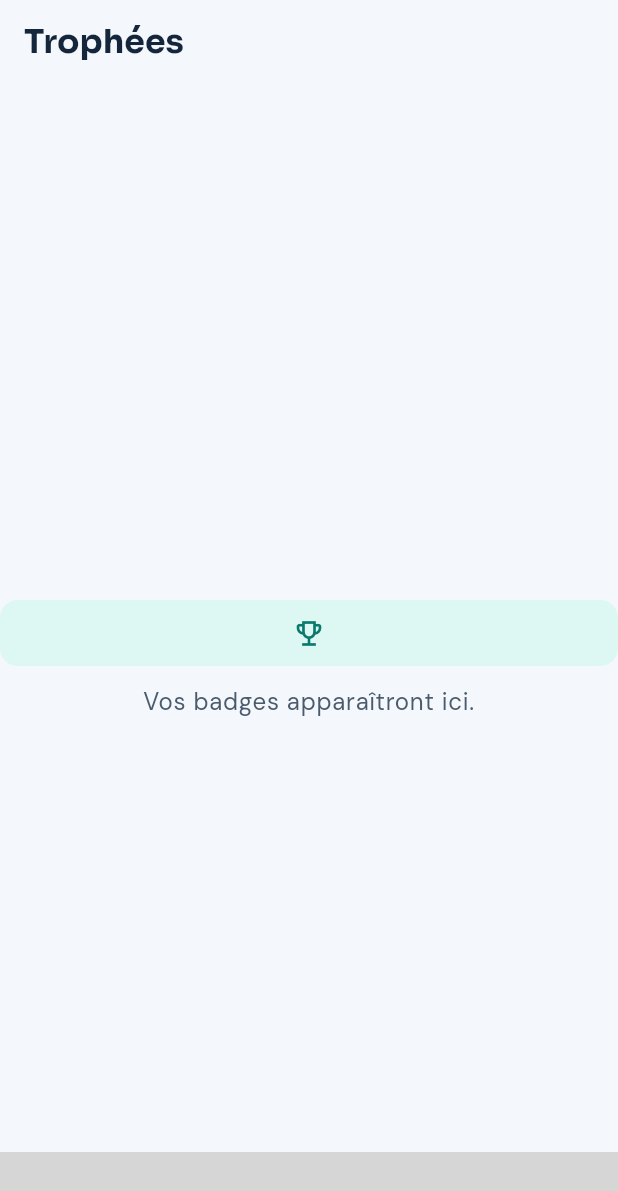
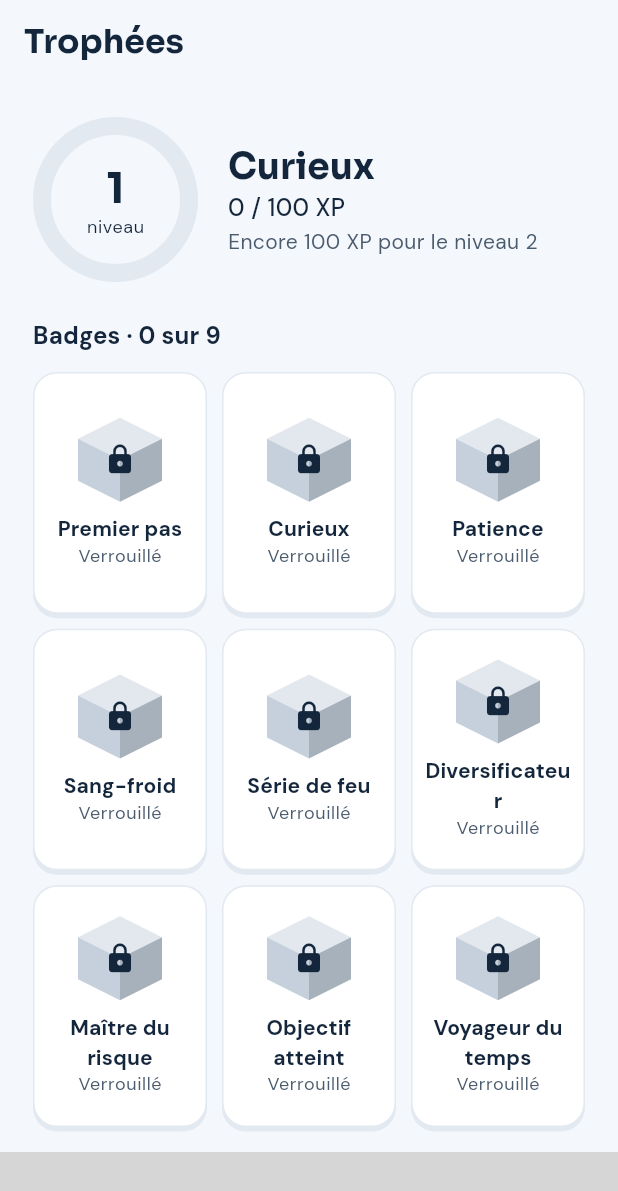
Before and after one commit to ZaYtI/investment_companion, a Flutter app: the TrophiesScreen screen opened by its route, on a phone screen of 412 x 824 dp. Shown: the top 1191 px of the screen. Run offline on Flutter 3.47's test engine with Material 3 defaults, Android fonts, the light colour scheme and no system bars; our stand-ins replace fl_chart, flutter_riverpod, go_router, native_glass_navbar, shared_preferences, sqflite; missing offline and left inert: a package; accounts and stored records are empty; statements that could not run were skipped; grey boxes are pictures that could not be loaded.

Commit message:
✨ Add trophies screen with level and nine badges

```diff
--- a/lib/ui/screens/trophies/trophies_screen.dart
+++ b/lib/ui/screens/trophies/trophies_screen.dart
@@ -1,20 +1,212 @@
 import 'package:flutter/material.dart';
+import 'package:flutter_riverpod/flutter_riverpod.dart';
 
-import '../../widgets/states/empty_view.dart';
+import '../../../providers/progress_provider.dart';
+import '../../../services/badges.dart';
+import '../../../services/day_keys.dart';
+import '../../../services/progression.dart';
+import '../../theme/app_colors.dart';
+import '../../widgets/cards/app_card.dart';
+import '../../widgets/decor/cube_icon.dart';
+import '../../widgets/progress/progress_ring.dart';
 
-class TrophiesScreen extends StatelessWidget {
+class TrophiesScreen extends ConsumerWidget {
   const TrophiesScreen({super.key});
 
   @override
+  Widget build(BuildContext context, WidgetRef ref) {
+    final textTheme = Theme.of(context).textTheme;
+    final progress = ref.watch(currentProgressProvider);
+    final badges = ref.watch(badgesProvider);
+    final earnedCount = badges.where((badge) => badge.isEarned).length;
+    final streak = progress.currentStreak(
+      today: todayKey(),
+      yesterday: yesterdayKey(),
+    );
+    return Scaffold(
+      appBar: AppBar(
+        title: const Text('Trophées'),
+        actions: [
+          if (streak > 0)
+            Padding(
+              padding: const EdgeInsets.only(right: 16),
+              child: Chip(
+                label: Text("$streak jour${streak > 1 ? 's' : ''} d'affilée"),
+                backgroundColor: AppColors.gold.withValues(alpha: 0.25),
+              ),
+            ),
+        ],
+      ),
+      body: ListView(
+        padding: EdgeInsets.fromLTRB(
+          22,
+          22,
+          22,
+          22 + MediaQuery.paddingOf(context).bottom,
+        ),
+        children: [
+          _LevelSummary(xp: progress.xp),
+          const SizedBox(height: 24),
+          Text(
+            'Badges · $earnedCount sur ${badges.length}',
+            style: textTheme.titleMedium?.copyWith(fontWeight: FontWeight.w700),
+          ),
+          const SizedBox(height: 12),
+          GridView.count(
+            crossAxisCount: 3,
+            shrinkWrap: true,
+            physics: const NeverScrollableScrollPhysics(),
+            mainAxisSpacing: 10,
+            crossAxisSpacing: 10,
+            childAspectRatio: 0.72,
+            children: [for (final badge in badges) _BadgeCard(badge: badge)],
+          ),
+        ],
+      ),
+    );
+  }
+}
+
+class _LevelSummary extends StatelessWidget {
+  final int xp;
+
+  const _LevelSummary({required this.xp});
+
+  static const fillDuration = Duration(milliseconds: 900);
+
+  @override
   Widget build(BuildContext context) {
-    return Scaffold(
-      appBar: AppBar(title: const Text('Trophées')),
-      body: const Center(
-        child: EmptyView(
-          message: 'Vos badges apparaîtront ici.',
-          icon: Icons.emoji_events_outlined,
+    final textTheme = Theme.of(context).textTheme;
+    final level = levelForXp(xp);
+    final nextLevel = nextLevelAfter(level);
+    return Row(
+      children: [
+        TweenAnimationBuilder<double>(
+          tween: Tween(end: progressInLevel(xp)),
+          duration: fillDuration,
+          curve: Curves.easeOutCubic,
+          builder: (context, value, _) => ProgressRing(
+            value: value,
+            color: AppColors.goldChart,
+            child: Column(
+              mainAxisSize: MainAxisSize.min,
+              children: [
+                Text('${level.number}', style: textTheme.headlineMedium),
+                Text('niveau', style: textTheme.bodySmall),
+              ],
+            ),
+          ),
+        ),
+        const SizedBox(width: 20),
+        Expanded(
+          child: Column(
+            crossAxisAlignment: CrossAxisAlignment.start,
+            children: [
+              Text(level.title, style: textTheme.headlineSmall),
+              Text(
+                nextLevel == null ? '$xp XP' : '$xp / ${nextLevel.minXp} XP',
+                style: textTheme.titleMedium,
+              ),
+              Text(
+                nextLevel == null
+                    ? 'Niveau maximum atteint'
+                    : 'Encore ${xpToNextLevel(xp)} XP pour le niveau '
+                          '${nextLevel.number}',
+                style: textTheme.bodyMedium?.copyWith(
+                  color: AppColors.textSecondary,
+                ),
+              ),
+            ],
+          ),
+        ),
+      ],
+    );
+  }
+}
+
+class _BadgeCard extends StatelessWidget {
+  final BadgeStatus badge;
+
+  const _BadgeCard({required this.badge});
+
+  Color get _cubeColor {
+    if (badge.isEarned) return AppColors.gold;
+    if (badge.isStarted) return AppColors.assetEtf;
+    return AppColors.dashedBorder;
+  }
+
+  IconData get _overlayIcon {
+    if (badge.isEarned) return Icons.check_rounded;
+    if (badge.isStarted) return Icons.circle;
+    return Icons.lock_rounded;
+  }
+
+  String get _status {
+    if (badge.isEarned) return 'Obtenu';
+    if (badge.target > 1 && badge.isStarted) {
+      return '${badge.current} / ${badge.target}';
+    }
+    return 'Verrouillé';
+  }
+
+  void _showCondition(BuildContext context) {
+    showModalBottomSheet<void>(
+      context: context,
+      builder: (context) => SafeArea(
+        child: Padding(
+          padding: const EdgeInsets.all(24),
+          child: Column(
+            mainAxisSize: MainAxisSize.min,
+            crossAxisAlignment: CrossAxisAlignment.start,
+            children: [
+              Text(badge.title, style: Theme.of(context).textTheme.titleLarge),
+              const SizedBox(height: 8),
+              Text(
+                badge.condition,
+                style: Theme.of(context).textTheme.bodyLarge,
+              ),
+              const SizedBox(height: 8),
+              Text(
+                'Progression : ${badge.current} / ${badge.target}',
+                style: Theme.of(context).textTheme.titleMedium,
+              ),
+            ],
+          ),
         ),
       ),
     );
   }
+
+  @override
+  Widget build(BuildContext context) {
+    final textTheme = Theme.of(context).textTheme;
+    return AppCard(
+      padding: const EdgeInsets.all(8),
+      onTap: () => _showCondition(context),
+      child: Column(
+        mainAxisAlignment: MainAxisAlignment.center,
+        children: [
+          Stack(
+            alignment: Alignment.center,
+            children: [
+              CubeIcon(color: _cubeColor, size: 56),
+              Icon(_overlayIcon, color: AppColors.textPrimary, size: 22),
+            ],
+          ),
+          const SizedBox(height: 8),
+          Text(
+            badge.title,
+            textAlign: TextAlign.center,
+            style: textTheme.titleSmall?.copyWith(fontWeight: FontWeight.w700),
+          ),
+          Text(
+            _status,
+            style: textTheme.bodySmall?.copyWith(
+              color: AppColors.textSecondary,
+            ),
+          ),
+        ],
+      ),
+    );
+  }
 }
```
